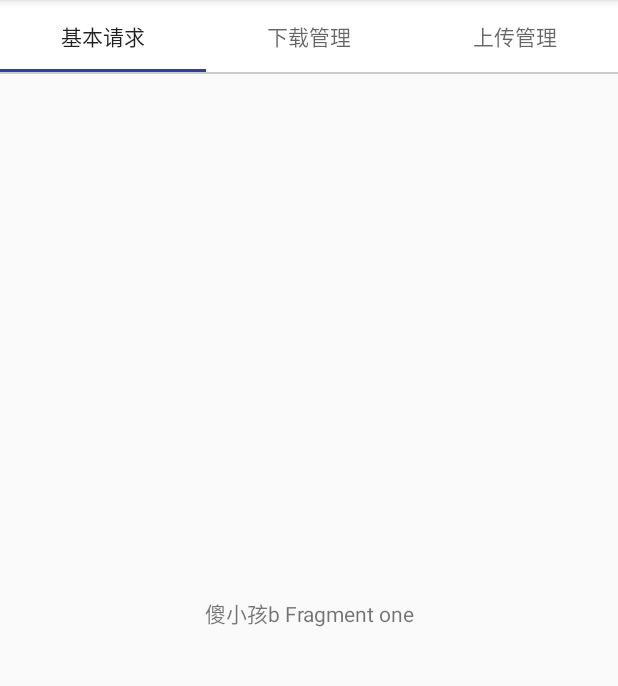
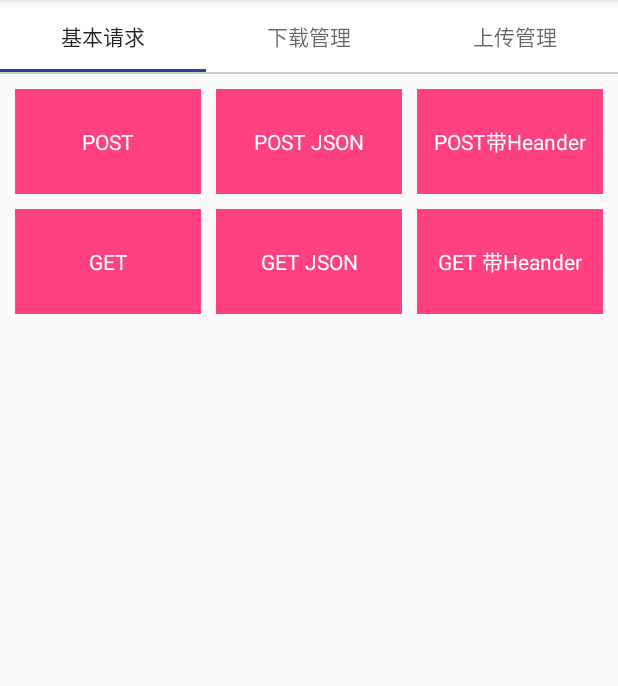
Before and after one commit to sivenwu/Leopard, an Android app: the fragment RquestFragment placed in its activity, on a phone screen of 412 x 824 dp, the part 84-770 px from its top. Run offline under Robolectric (Android 15) with nearby library versions, the phone set to English and light mode, and no system bars; 2 statements that could not run were skipped.

Commit message:
添加基本请求UI

```diff
--- a/leopardkit/src/main/java/com/yuan/leopardkit/leopardHttp.java
+++ b/leopardkit/src/main/java/com/yuan/leopardkit/leopardHttp.java
@@ -13,9 +13,11 @@ import com.yuan.leopardkit.http.LeopardClient;
 import com.yuan.leopardkit.http.base.BaseEnetity;
 import com.yuan.leopardkit.http.base.HttpMethod;
 import com.yuan.leopardkit.http.factory.RequestJsonFactory;
+import com.yuan.leopardkit.http.factory.UploadFileFactory;
 import com.yuan.leopardkit.interfaces.FileRespondResult;
 import com.yuan.leopardkit.interfaces.HttpRespondResult;
 import com.yuan.leopardkit.interfaces.IProgress;
+import com.yuan.leopardkit.upload.FileUploadEnetity;
 
 import java.util.HashMap;
 
@@ -33,16 +35,17 @@ public class LeopardHttp {
 
     /**
      * 用之前必须先初始化主机域名
+     *
      * @param address
      * @return
      */
-    public static void init(String address,Context context){
+    public static void init(String address, Context context) {
         ADDRESS = address;
         HttpDbUtil.initHttpDB(context.getApplicationContext());
     }
 
-    private static LeopardClient.Builder getBuilder(){
-        return  new LeopardClient.Builder()
+    private static LeopardClient.Builder getBuilder() {
+        return new LeopardClient.Builder()
                 .addGsonConverterFactory(GsonConverterFactory.create())
                 .addRxJavaCallAdapterFactory(RxJavaCallAdapterFactory.create())
                 .baseUrl(ADDRESS);
@@ -50,37 +53,39 @@ public class LeopardHttp {
 
     /**
      * 提供不需要自定义头部入口
+     *
      * @param type
      * @param enetity
      * @param httpRespondResult
      */
-    public static void SEND(HttpMethod type, Context context,BaseEnetity enetity, HttpRespondResult httpRespondResult){
-        if (type.toString().equals(HttpMethod.GET.toString())){
-            GET(context,enetity,httpRespondResult);
-        }else if(type.toString().equals(HttpMethod.GET_JSON.toString())){
-            GETjson(context,enetity,httpRespondResult);
-        }else if (type.toString().equals(HttpMethod.POST.toString())){
-            POST(context,enetity,httpRespondResult);
-        }else if (type.toString().equals(HttpMethod.POST_JSON.toString())){
-            POSTJson(context,enetity,httpRespondResult);
-        }else{
-            Log.i(TAG,"Type unknown");
+    public static void SEND(HttpMethod type, Context context, BaseEnetity enetity, HttpRespondResult httpRespondResult) {
+        if (type.toString().equals(HttpMethod.GET.toString())) {
+            GET(context, enetity, httpRespondResult);
+        } else if (type.toString().equals(HttpMethod.GET_JSON.toString())) {
+            GETjson(context, enetity, httpRespondResult);
+        } else if (type.toString().equals(HttpMethod.POST.toString())) {
+            POST(context, enetity, httpRespondResult);
+        } else if (type.toString().equals(HttpMethod.POST_JSON.toString())) {
+            POSTJson(context, enetity, httpRespondResult);
+        } else {
+            Log.i(TAG, "Type unknown");
         }
     }
 
     /**
      * 下载入口
+     *
      * @param downloadInfo
      * @param iProgress
      * @return 拥有Task的下载实体
      */
-    public static DownloadInfo DWONLOAD(final DownloadInfo downloadInfo, final IProgress iProgress){
-        final Handler handler = new Handler(Looper.getMainLooper()){
+    public static DownloadInfo DWONLOAD(final DownloadInfo downloadInfo, final IProgress iProgress) {
+        final Handler handler = new Handler(Looper.getMainLooper()) {
             @Override
             public void handleMessage(Message msg) {
                 super.handleMessage(msg);
                 if (downloadInfo.getState() != DownLoadManager.STATE_WAITING)
-                iProgress.onProgress(msg.arg1,msg.arg2,msg.arg1 >= msg.arg2);
+                    iProgress.onProgress(msg.arg1, msg.arg2, msg.arg1 >= msg.arg2);
             }
         };
 
@@ -97,83 +102,108 @@ public class LeopardHttp {
         return downloadInfo;
     }
 
+    public static void UPLOAD(FileUploadEnetity uploadEnetity, final IProgress iProgress) {
+        final Handler handler = new Handler(Looper.getMainLooper()) {
+            @Override
+            public void handleMessage(Message msg) {
+                super.handleMessage(msg);
+                iProgress.onProgress(msg.arg1, msg.arg2, msg.arg1 >= msg.arg2);
+            }
+        };
+
+        getBuilder()
+                .addUploadFileFactory(UploadFileFactory.create())
+                .build()
+                .upLoadFiles(uploadEnetity, new FileRespondResult() {
+                    @Override
+                    public void onExecuting(long progress, long total, boolean done) {
+                        Message message = new Message();
+                        message.arg1 = (int) progress;
+                        message.arg2 = (int) total;
+                        handler.sendMessage(message);
+                    }
+                });
+
+    }
+
     /**
      * 提供需要自定义头部入口
+     *
      * @param type
      * @param context
      * @param enetity
      * @param header
      * @param httpRespondResult
      */
-    public static void SEND(HttpMethod type, Context context, BaseEnetity enetity, HashMap<String,String>header,HttpRespondResult httpRespondResult) {
-        if (type.toString().equals(HttpMethod.GET.toString())){
-            GET(context,enetity,header,httpRespondResult);
-        }else if(type.toString().equals(HttpMethod.GET_JSON.toString())){
-            GETjson(context,enetity,header,httpRespondResult);
-        }else if (type.toString().equals(HttpMethod.POST.toString())){
-            POST(context,enetity,header,httpRespondResult);
-        }else if (type.toString().equals(HttpMethod.POST_JSON.toString())){
-            POSTJson(context,enetity,header,httpRespondResult);
-        }else{
-            Log.i(TAG,"Type unknown");
+    public static void SEND(HttpMethod type, Context context, BaseEnetity enetity, HashMap<String, String> header, HttpRespondResult httpRespondResult) {
+        if (type.toString().equals(HttpMethod.GET.toString())) {
+            GET(context, enetity, header, httpRespondResult);
+        } else if (type.toString().equals(HttpMethod.GET_JSON.toString())) {
+            GETjson(context, enetity, header, httpRespondResult);
+        } else if (type.toString().equals(HttpMethod.POST.toString())) {
+            POST(context, enetity, header, httpRespondResult);
+        } else if (type.toString().equals(HttpMethod.POST_JSON.toString())) {
+            POSTJson(context, enetity, header, httpRespondResult);
+        } else {
+            Log.i(TAG, "Type unknown");
         }
     }
 
 
-    private static void POST(Context context,BaseEnetity enetity, HttpRespondResult httpRespondResult){
+    private static void POST(Context context, BaseEnetity enetity, HttpRespondResult httpRespondResult) {
         getBuilder()
                 .build()
-                .POST(context,enetity,httpRespondResult);
+                .POST(context, enetity, httpRespondResult);
     }
 
-    private static void POST(Context context,BaseEnetity enetity, HashMap<String,String>header,HttpRespondResult httpRespondResult){
+    private static void POST(Context context, BaseEnetity enetity, HashMap<String, String> header, HttpRespondResult httpRespondResult) {
         getBuilder()
                 .addHeader(header)
                 .build()
-                .POST(context,enetity,httpRespondResult);
+                .POST(context, enetity, httpRespondResult);
     }
 
-    private static void POSTJson(Context context,BaseEnetity enetity, HttpRespondResult httpRespondResult){
+    private static void POSTJson(Context context, BaseEnetity enetity, HttpRespondResult httpRespondResult) {
         getBuilder()
                 .addRequestJsonFactory(RequestJsonFactory.create())
                 .build()
-                .POST(context,enetity,httpRespondResult);
+                .POST(context, enetity, httpRespondResult);
     }
 
-    private static void POSTJson(Context context,BaseEnetity enetity, HashMap<String,String>header, HttpRespondResult httpRespondResult){
+    private static void POSTJson(Context context, BaseEnetity enetity, HashMap<String, String> header, HttpRespondResult httpRespondResult) {
         getBuilder()
                 .addHeader(header)
                 .addRequestJsonFactory(RequestJsonFactory.create())
                 .build()
-                .POST(context,enetity,httpRespondResult);
+                .POST(context, enetity, httpRespondResult);
     }
 
-    private static void GET(Context context,BaseEnetity enetity,HashMap<String,String>header, HttpRespondResult httpRespondResult){
+    private static void GET(Context context, BaseEnetity enetity, HashMap<String, String> header, HttpRespondResult httpRespondResult) {
         getBuilder()
                 .addHeader(header)
                 .build()
-                .GET(context,enetity,httpRespondResult);
+                .GET(context, enetity, httpRespondResult);
     }
 
-    private static void GET(Context context,BaseEnetity enetity, HttpRespondResult httpRespondResult){
+    private static void GET(Context context, BaseEnetity enetity, HttpRespondResult httpRespondResult) {
         getBuilder()
                 .build()
-                .GET(context,enetity,httpRespondResult);
+                .GET(context, enetity, httpRespondResult);
     }
 
-    private static void GETjson(Context context,BaseEnetity enetity, HttpRespondResult httpRespondResult){
+    private static void GETjson(Context context, BaseEnetity enetity, HttpRespondResult httpRespondResult) {
         getBuilder()
                 .addRequestJsonFactory(RequestJsonFactory.create())
                 .build()
-                .GET(context,enetity,httpRespondResult);
+                .GET(context, enetity, httpRespondResult);
     }
 
-    private static void GETjson(Context context,BaseEnetity enetity,HashMap<String,String>header,  HttpRespondResult httpRespondResult){
+    private static void GETjson(Context context, BaseEnetity enetity, HashMap<String, String> header, HttpRespondResult httpRespondResult) {
         getBuilder()
                 .addHeader(header)
                 .addRequestJsonFactory(RequestJsonFactory.create())
                 .build()
-                .GET(context,enetity,httpRespondResult);
+                .GET(context, enetity, httpRespondResult);
     }
 
 }
--- a/sample/src/main/java/cn/yuan/leopard/fragments/RquestFragment.java
+++ b/sample/src/main/java/cn/yuan/leopard/fragments/RquestFragment.java
@@ -6,7 +6,6 @@ import android.support.v4.app.Fragment;
 import android.view.LayoutInflater;
 import android.view.View;
 import android.view.ViewGroup;
-import android.widget.TextView;
 
 import cn.yuan.leopard.R;
 
@@ -16,14 +15,13 @@ public class RquestFragment extends Fragment {
     @Override
     public View onCreateView(LayoutInflater inflater, ViewGroup container,
                              Bundle savedInstanceState) {
-        View view = inflater.inflate(R.layout.fragment_tab, container, false);
+        View view = inflater.inflate(R.layout.fragment_request, container, false);
         initView(view);
         return view;
     }
 
     private void initView(View view) {
-        TextView content = (TextView) view.findViewById(R.id.content);
-        content.setText("傻小孩b Fragment one");
+
     }
 
 
--- /dev/null
+++ b/sample/src/main/res/layout/fragment_request.xml
@@ -0,0 +1,90 @@
+<?xml version="1.0" encoding="utf-8"?>
+<ScrollView xmlns:android="http://schemas.android.com/apk/res/android"
+    android:layout_width="match_parent"
+    android:layout_height="match_parent"
+    android:orientation="vertical">
+
+    <LinearLayout
+        android:layout_width="match_parent"
+        android:layout_height="match_parent"
+        android:orientation="vertical">
+
+        <LinearLayout
+            android:layout_width="match_parent"
+            android:layout_height="wrap_content"
+            android:orientation="horizontal"
+            android:weightSum="3">
+
+            <TextView
+                android:layout_width="0dp"
+                android:layout_height="70dp"
+                android:layout_margin="10dp"
+                android:layout_weight="1"
+                android:gravity="center"
+                android:textColor="#ffffff"
+                android:background="@color/colorAccent"
+                android:text="POST" />
+
+            <TextView
+                android:layout_width="0dp"
+                android:layout_height="70dp"
+                android:layout_marginBottom="10dp"
+                android:layout_marginTop="10dp"
+                android:layout_weight="1"
+                android:gravity="center"
+                android:textColor="#ffffff"
+                android:background="@color/colorAccent"
+                android:text="POST JSON"/>
+
+            <TextView
+                android:layout_width="0dp"
+                android:layout_height="70dp"
+                android:layout_margin="10dp"
+                android:layout_weight="1"
+                android:gravity="center"
+                android:textColor="#ffffff"
+                android:background="@color/colorAccent"
+                android:text="POST带Heander" />
+        </LinearLayout>
+
+        <LinearLayout
+            android:layout_width="match_parent"
+            android:layout_height="wrap_content"
+            android:orientation="horizontal"
+            android:layout_marginTop="-10dp"
+            android:weightSum="3">
+
+            <TextView
+                android:layout_width="0dp"
+                android:layout_height="70dp"
+                android:layout_margin="10dp"
+                android:layout_weight="1"
+                android:gravity="center"
+                android:textColor="#ffffff"
+                android:background="@color/colorAccent"
+                android:text="GET" />
+
+            <TextView
+                android:layout_width="0dp"
+                android:layout_height="70dp"
+                android:layout_marginBottom="10dp"
+                android:layout_marginTop="10dp"
+                android:layout_weight="1"
+                android:gravity="center"
+                android:textColor="#ffffff"
+                android:background="@color/colorAccent"
+                android:text="GET JSON"/>
+
+            <TextView
+                android:layout_width="0dp"
+                android:layout_height="70dp"
+                android:layout_margin="10dp"
+                android:layout_weight="1"
+                android:gravity="center"
+                android:textColor="#ffffff"
+                android:background="@color/colorAccent"
+                android:text="GET 带Heander" />
+        </LinearLayout>
+
+    </LinearLayout>
+</ScrollView>
--- a/sample/src/main/res/layout/fragment_tab.xml
+++ /dev/null
@@ -1,14 +0,0 @@
-<?xml version="1.0" encoding="utf-8"?>
-<LinearLayout xmlns:android="http://schemas.android.com/apk/res/android"
-    android:layout_width="match_parent"
-    android:layout_height="match_parent"
-    android:orientation="vertical">
-
-    <TextView
-        android:id="@+id/content"
-        android:layout_width="match_parent"
-        android:layout_height="match_parent"
-        android:gravity="center"
-        android:text="content" />
-
-</LinearLayout>
```
